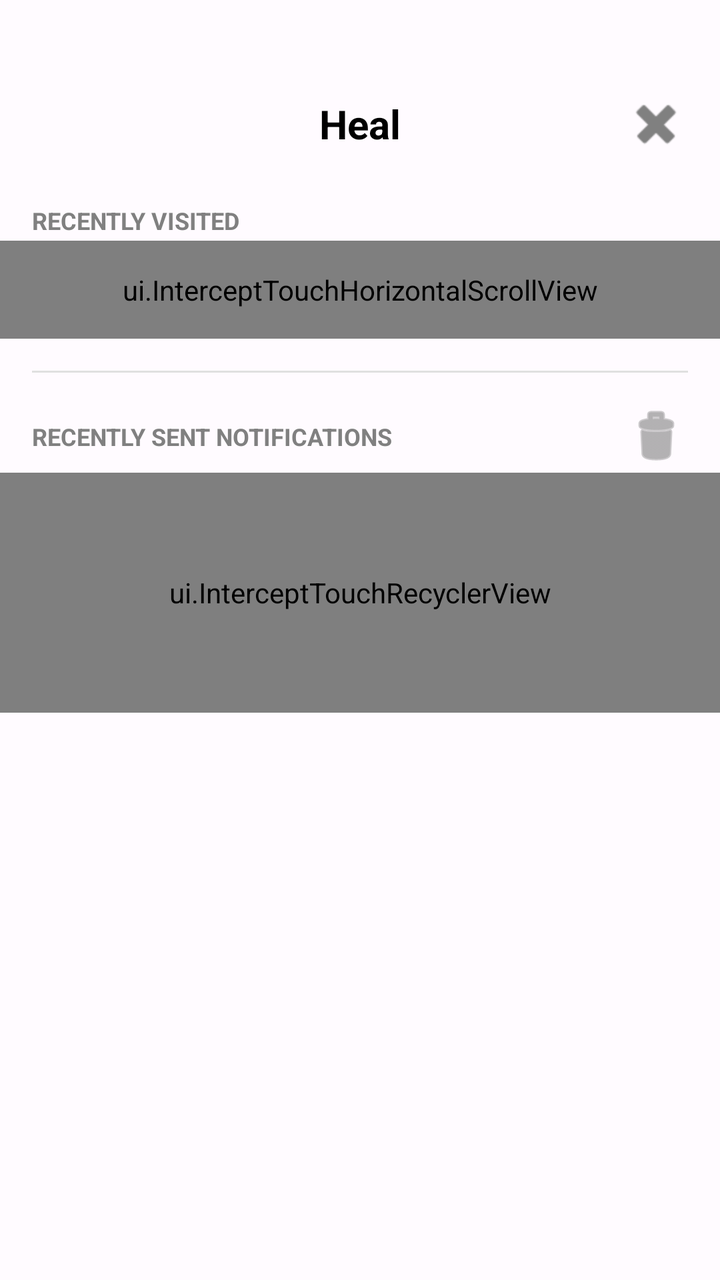
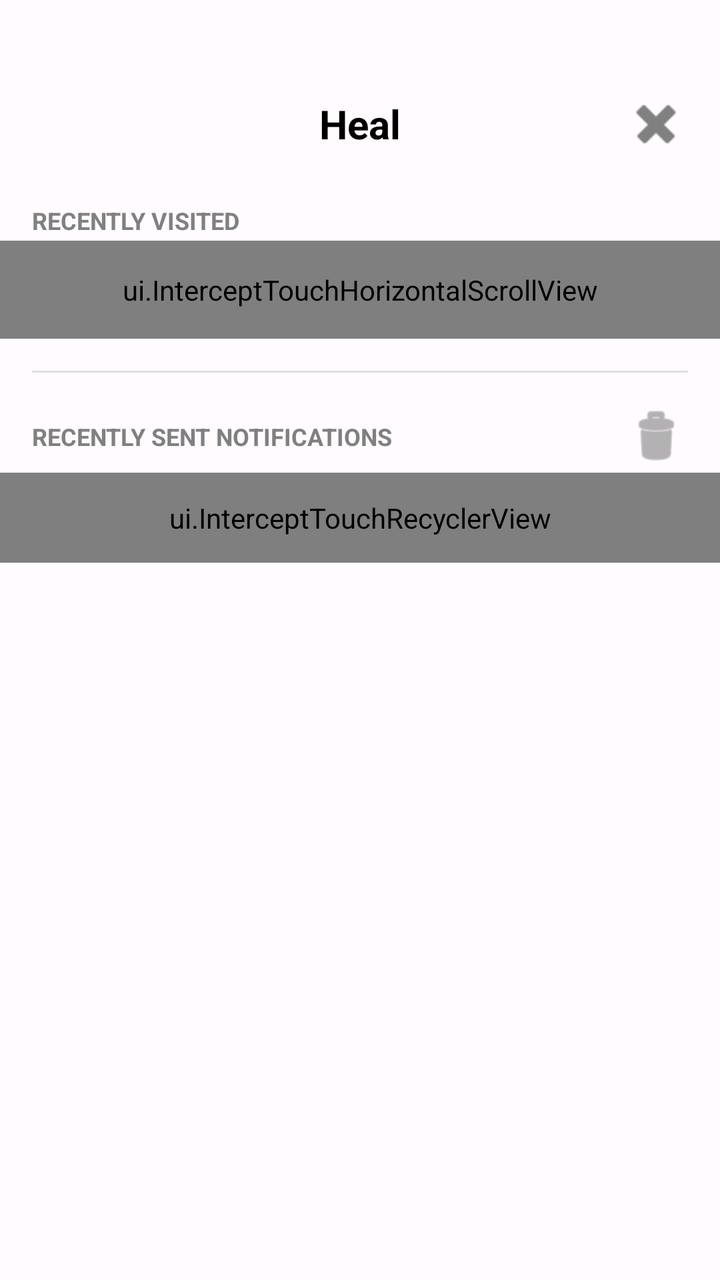

Before-and-after screenshots of an Android layout around one commit, followed by the original layout XML and the change that was made.
<!-- AndroidManifest.xml: application theme Base.Theme.Heal -->
<!-- res/layout/nav_header_main.xml -->
<?xml version="1.0" encoding="utf-8"?>
<LinearLayout xmlns:android="http://schemas.android.com/apk/res/android"
    xmlns:app="http://schemas.android.com/apk/res-auto"
    android:layout_width="match_parent"
    android:layout_height="wrap_content"
    app:backgroundTint="@color/md_theme_primary"
    android:orientation="vertical"
    android:paddingBottom="16dp"
    android:theme="@style/ThemeOverlay.AppCompat.Light">
    <RelativeLayout
        android:layout_marginTop="30dp"
        android:layout_width="match_parent"
        android:layout_height="?attr/actionBarSize"
        app:backgroundTint="@color/md_theme_primary"
        android:paddingStart="16dp"
        android:paddingEnd="16dp">

        <TextView
            android:id="@+id/nav_header_app_name"
            android:layout_width="wrap_content"
            android:layout_height="wrap_content"
            android:layout_centerInParent="true"
            android:text="Heal"
            android:backgroundTint="@color/md_theme_primary"
            android:textColor="@color/black"
            android:textSize="20sp"
            android:textStyle="bold" />

        <ImageButton
            android:id="@+id/nav_close_button"
            android:layout_width="wrap_content"
            android:layout_height="wrap_content"
            android:layout_alignParentEnd="true"
            android:layout_centerVertical="true"
            android:background="?attr/selectableItemBackgroundBorderless"
            android:contentDescription="Close Navigation Drawer"
            android:src="@android:drawable/ic_delete"
            app:tint="@color/gray" />
    </RelativeLayout>

    <TextView
        android:layout_width="wrap_content"
        android:layout_height="wrap_content"
        android:layout_marginStart="16dp"
        android:layout_marginTop="8dp"
        android:text="RECENTLY VISITED"
        android:textColor="@color/gray"
        android:textSize="12sp"
        android:textStyle="bold" />

    <ui.InterceptTouchHorizontalScrollView
        android:id="@+id/recently_visited_scroll_view"
        android:layout_width="match_parent"
        android:layout_height="wrap_content"
        android:scrollbars="none"
        android:paddingStart="16dp"
        android:paddingEnd="16dp"
        android:paddingVertical="15dp"
        android:paddingTop="4dp"
        android:paddingBottom="4dp"
        android:layout_marginTop="2dp">

        <LinearLayout
            android:id="@+id/recently_visited_chip_container"
            android:layout_width="wrap_content"
            android:layout_height="wrap_content"
            android:orientation="horizontal"
            android:paddingTop="4dp"
            android:paddingBottom="4dp"
            android:paddingVertical="10dp">

        </LinearLayout>
    </ui.InterceptTouchHorizontalScrollView>
    <TextView
        android:id="@+id/empty_recently_visited_text_view"
        android:layout_width="match_parent"
        android:layout_height="wrap_content"
        android:layout_marginStart="16dp"
        android:layout_marginEnd="16dp"
        android:layout_marginTop="4dp"
        android:text="No recent activities yet. Start exploring!"
        android:textColor="@color/dark_gold_secondary"
        android:textSize="14sp"
        android:visibility="gone" />
    <View
        android:layout_width="match_parent"
        android:layout_height="1dp"
        android:background="#E0E0E0"
        android:layout_marginTop="16dp"
        android:layout_marginStart="16dp"
        android:layout_marginEnd="16dp" />

    <LinearLayout
        android:layout_width="match_parent"
        android:layout_height="wrap_content"
        android:orientation="horizontal"
        android:gravity="center_vertical"
        android:layout_marginTop="16dp"
        android:paddingStart="16dp"
        android:paddingEnd="16dp">

        <TextView
            android:layout_width="0dp"
            android:layout_height="wrap_content"
            android:layout_weight="1"
            android:text="RECENTLY SENT NOTIFICATIONS"
            android:textColor="@color/gray"
            android:textSize="12sp"
            android:textStyle="bold" />

        <ImageButton
            android:id="@+id/clear_notifications_button"
            android:layout_width="wrap_content"
            android:layout_height="wrap_content"
            android:background="?attr/selectableItemBackgroundBorderless"
            android:contentDescription="Clear Notifications"
            android:src="@android:drawable/ic_menu_delete"
            app:tint="@color/gray" />
    </LinearLayout>

    
    <ui.InterceptTouchRecyclerView
        android:id="@+id/recyclerViewNotifications"
        android:layout_width="match_parent"
        android:layout_height="120dp"
        android:layout_marginTop="2dp"
        android:paddingLeft="16dp"
        android:paddingRight="16dp"
        android:scrollbars="vertical"
        app:layoutManager="androidx.recyclerview.widget.LinearLayoutManager" />

    <TextView
        android:id="@+id/empty_notifications_text_view"
        android:layout_width="match_parent"
        android:layout_height="wrap_content"
        android:layout_marginStart="16dp"
        android:layout_marginEnd="16dp"
        android:layout_marginTop="8dp"
        android:text="No notifications sent yet."
        android:textColor="@color/dark_gold_secondary"
        android:textSize="14sp"
        android:visibility="gone" />


</LinearLayout>
<!-- resources referenced by this layout -->
<resources>
  <color name="black">#FF000000</color>
  <color name="dark_gold_secondary">#B8860B</color>
  <color name="gray">#FF808080</color>
  <color name="md_theme_primary">#FFB74D</color>
  <color name="md_theme_onPrimary">#FFFFFF</color>
  <color name="md_theme_primaryContainer">#FFDDC1</color>
  <color name="md_theme_onPrimaryContainer">#3D2400</color>
  <color name="md_theme_secondary">#7B5700</color>
  <color name="md_theme_onSecondary">#FFFFFF</color>
  <color name="md_theme_secondaryContainer">#FFDEB3</color>
  <color name="md_theme_onSecondaryContainer">#271900</color>
  <color name="md_theme_tertiary">#006B5E</color>
  <color name="md_theme_onTertiary">#FFFFFF</color>
  <color name="md_theme_tertiaryContainer">#78F8DB</color>
  <color name="md_theme_onTertiaryContainer">#00201B</color>
  <color name="md_theme_error">#BA1A1A</color>
  <color name="md_theme_onError">#FFFFFF</color>
  <color name="md_theme_errorContainer">#FFDAD6</color>
  <color name="md_theme_onErrorContainer">#410002</color>
  <color name="md_theme_background">#FFFBFF</color>
  <color name="md_theme_onBackground">#1F1B16</color>
  <color name="md_theme_surface">#FFFBFF</color>
  <color name="md_theme_onSurface">#1F1B16</color>
  <color name="md_theme_surfaceVariant">#F4DEC6</color>
  <color name="md_theme_onSurfaceVariant">#514438</color>
  <color name="md_theme_outline">#847466</color>
  <color name="md_theme_inverseOnSurface">#352F2A</color>
  <color name="md_theme_inverseSurface">#352F2A</color>
  <color name="md_theme_inversePrimary">#FFB74D</color>
  <color name="transparent">#00000000</color>
  <!-- unchanged entries left out for length: 1 -->
</resources>

<!-- the commit's change to res/layout/nav_header_main.xml (unified diff, before → after) -->
@@ -122,7 +122,7 @@
     <ui.InterceptTouchRecyclerView
         android:id="@+id/recyclerViewNotifications"
         android:layout_width="match_parent"
-        android:layout_height="120dp"
+        android:layout_height="45dp"
         android:layout_marginTop="2dp"
         android:paddingLeft="16dp"
         android:paddingRight="16dp"
